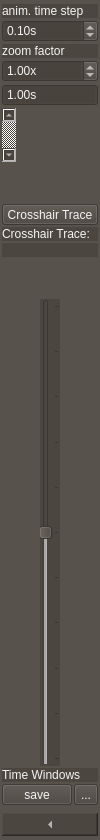
This is src/pyphoplacecellanalysis/GUI/Qt/ZoomAndNavigationSidebarControls/Spike3DRasterLeftSidebarControlBarWidget.ui in CommanderPho/pyPhoPlaceCellAnalysis as Qt 5 draws it before an edit. The edited form follows.
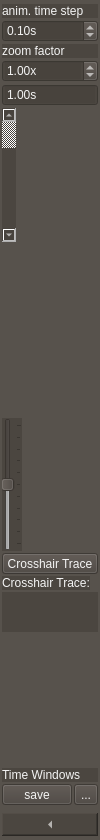
This is the edited form. Icons and pictures are not drawn. Custom widgets are drawn as their Qt base class.

The edit to the form file:
```diff
--- a/src/pyphoplacecellanalysis/GUI/Qt/ZoomAndNavigationSidebarControls/Spike3DRasterLeftSidebarControlBarWidget.ui
+++ b/src/pyphoplacecellanalysis/GUI/Qt/ZoomAndNavigationSidebarControls/Spike3DRasterLeftSidebarControlBarWidget.ui
@@ -52,7 +52,7 @@
     <number>0</number>
    </property>
    <item>
-    <layout class="QVBoxLayout" name="verticalLayout" stretch="0,0,0,0,0,0,0,0,0,0,0,1,0,0,0">
+    <layout class="QVBoxLayout" name="verticalLayout" stretch="0,0,0,0,0,0,0,0,0,0,0,0,0,0,0,0">
      <property name="leftMargin">
       <number>2</number>
      </property>
@@ -162,6 +162,53 @@
        </property>
       </spacer>
      </item>
+     <item>
+      <spacer name="verticalSpacer_2">
+       <property name="orientation">
+        <enum>Qt::Vertical</enum>
+       </property>
+       <property name="sizeType">
+        <enum>QSizePolicy::Minimum</enum>
+       </property>
+       <property name="sizeHint" stdset="0">
+        <size>
+         <width>20</width>
+         <height>40</height>
+        </size>
+       </property>
+      </spacer>
+     </item>
+     <item>
+      <widget class="QSlider" name="verticalSliderZoom">
+       <property name="enabled">
+        <bool>false</bool>
+       </property>
+       <property name="minimum">
+        <number>0</number>
+       </property>
+       <property name="maximum">
+        <number>1000</number>
+       </property>
+       <property name="value">
+        <number>500</number>
+       </property>
+       <property name="orientation">
+        <enum>Qt::Vertical</enum>
+       </property>
+       <property name="invertedAppearance">
+        <bool>false</bool>
+       </property>
+       <property name="invertedControls">
+        <bool>false</bool>
+       </property>
+       <property name="tickPosition">
+        <enum>QSlider::TicksBelow</enum>
+       </property>
+       <property name="tickInterval">
+        <number>100</number>
+       </property>
+      </widget>
+     </item>
      <item>
       <widget class="QToolButton" name="btnToggleCrosshairTrace">
        <property name="toolTip">
@@ -193,6 +240,24 @@
      </item>
      <item>
       <widget class="QLabel" name="lblCrosshairTraceStaticLabel">
+       <property name="sizePolicy">
+        <sizepolicy hsizetype="Fixed" vsizetype="Preferred">
+         <horstretch>0</horstretch>
+         <verstretch>0</verstretch>
+        </sizepolicy>
+       </property>
+       <property name="minimumSize">
+        <size>
+         <width>25</width>
+         <height>13</height>
+        </size>
+       </property>
+       <property name="baseSize">
+        <size>
+         <width>79</width>
+         <height>13</height>
+        </size>
+       </property>
        <property name="text">
         <string>Crosshair Trace:</string>
        </property>
@@ -200,19 +265,37 @@
      </item>
      <item>
       <widget class="QLabel" name="lblCrosshairTraceValue">
+       <property name="sizePolicy">
+        <sizepolicy hsizetype="Expanding" vsizetype="Preferred">
+         <horstretch>0</horstretch>
+         <verstretch>0</verstretch>
+        </sizepolicy>
+       </property>
+       <property name="minimumSize">
+        <size>
+         <width>25</width>
+         <height>40</height>
+        </size>
+       </property>
+       <property name="baseSize">
+        <size>
+         <width>96</width>
+         <height>100</height>
+        </size>
+       </property>
        <property name="text">
         <string/>
        </property>
+       <property name="alignment">
+        <set>Qt::AlignLeading|Qt::AlignLeft|Qt::AlignTop</set>
+       </property>
       </widget>
      </item>
      <item>
-      <spacer name="verticalSpacer_2">
+      <spacer name="verticalSpacer_3">
        <property name="orientation">
         <enum>Qt::Vertical</enum>
        </property>
-       <property name="sizeType">
-        <enum>QSizePolicy::Minimum</enum>
-       </property>
        <property name="sizeHint" stdset="0">
         <size>
          <width>20</width>
@@ -221,37 +304,6 @@
        </property>
       </spacer>
      </item>
-     <item alignment="Qt::AlignHCenter">
-      <widget class="QSlider" name="verticalSliderZoom">
-       <property name="enabled">
-        <bool>false</bool>
-       </property>
-       <property name="minimum">
-        <number>0</number>
-       </property>
-       <property name="maximum">
-        <number>1000</number>
-       </property>
-       <property name="value">
-        <number>500</number>
-       </property>
-       <property name="orientation">
-        <enum>Qt::Vertical</enum>
-       </property>
-       <property name="invertedAppearance">
-        <bool>false</bool>
-       </property>
-       <property name="invertedControls">
-        <bool>false</bool>
-       </property>
-       <property name="tickPosition">
-        <enum>QSlider::TicksBelow</enum>
-       </property>
-       <property name="tickInterval">
-        <number>100</number>
-       </property>
-      </widget>
-     </item>
      <item>
       <widget class="QLabel" name="label_6">
        <property name="text">
```
